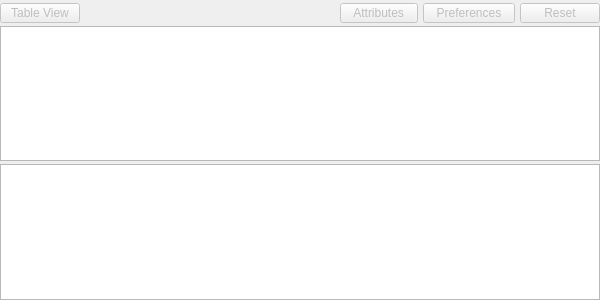
Qt form src/gdxviewer/gdxsymbolview.ui (GAMS-dev/studio) before a commit.
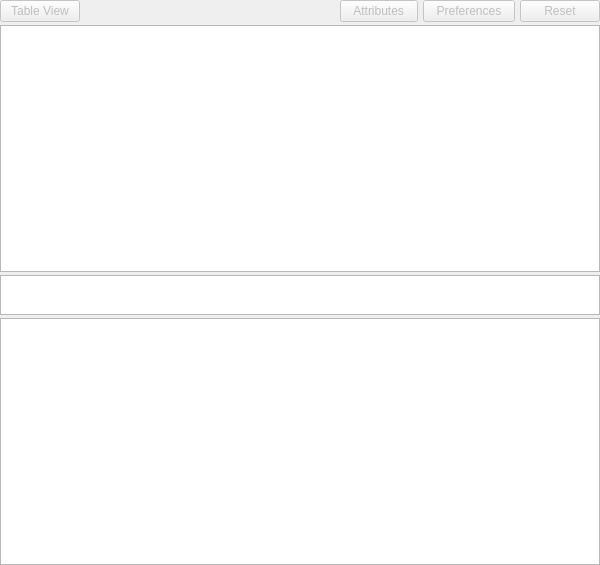
The same form after that commit.

Commit message: WIP: table view filter

Diff of the .ui file:
```diff
--- a/src/gdxviewer/gdxsymbolview.ui
+++ b/src/gdxviewer/gdxsymbolview.ui
@@ -7,7 +7,7 @@
     <x>0</x>
     <y>0</y>
     <width>600</width>
-    <height>300</height>
+    <height>565</height>
    </rect>
   </property>
   <property name="sizePolicy">
@@ -29,14 +29,11 @@
    <property name="spacing">
     <number>3</number>
    </property>
-   <property name="sizeConstraint">
-    <enum>QLayout::SetDefaultConstraint</enum>
-   </property>
    <property name="leftMargin">
     <number>0</number>
    </property>
    <property name="topMargin">
-    <number>3</number>
+    <number>0</number>
    </property>
    <property name="rightMargin">
     <number>0</number>
@@ -228,8 +225,54 @@
      </attribute>
     </widget>
    </item>
+   <item>
+    <widget class="QTableView" name="tvRowDomains">
+     <property name="enabled">
+      <bool>true</bool>
+     </property>
+     <property name="sizePolicy">
+      <sizepolicy hsizetype="MinimumExpanding" vsizetype="Fixed">
+       <horstretch>0</horstretch>
+       <verstretch>0</verstretch>
+      </sizepolicy>
+     </property>
+     <property name="maximumSize">
+      <size>
+       <width>16777215</width>
+       <height>40</height>
+      </size>
+     </property>
+     <property name="frameShape">
+      <enum>QFrame::StyledPanel</enum>
+     </property>
+     <property name="verticalScrollBarPolicy">
+      <enum>Qt::ScrollBarAlwaysOff</enum>
+     </property>
+     <property name="horizontalScrollBarPolicy">
+      <enum>Qt::ScrollBarAsNeeded</enum>
+     </property>
+     <property name="sizeAdjustPolicy">
+      <enum>QAbstractScrollArea::AdjustIgnored</enum>
+     </property>
+     <attribute name="horizontalHeaderVisible">
+      <bool>true</bool>
+     </attribute>
+     <attribute name="horizontalHeaderCascadingSectionResizes">
+      <bool>false</bool>
+     </attribute>
+     <attribute name="verticalHeaderVisible">
+      <bool>false</bool>
+     </attribute>
+    </widget>
+   </item>
    <item>
     <widget class="QTableView" name="tvTableView">
+     <property name="sizePolicy">
+      <sizepolicy hsizetype="Expanding" vsizetype="Expanding">
+       <horstretch>0</horstretch>
+       <verstretch>0</verstretch>
+      </sizepolicy>
+     </property>
      <property name="tabKeyNavigation">
       <bool>false</bool>
      </property>
```
The commit also changes 11 other files.
